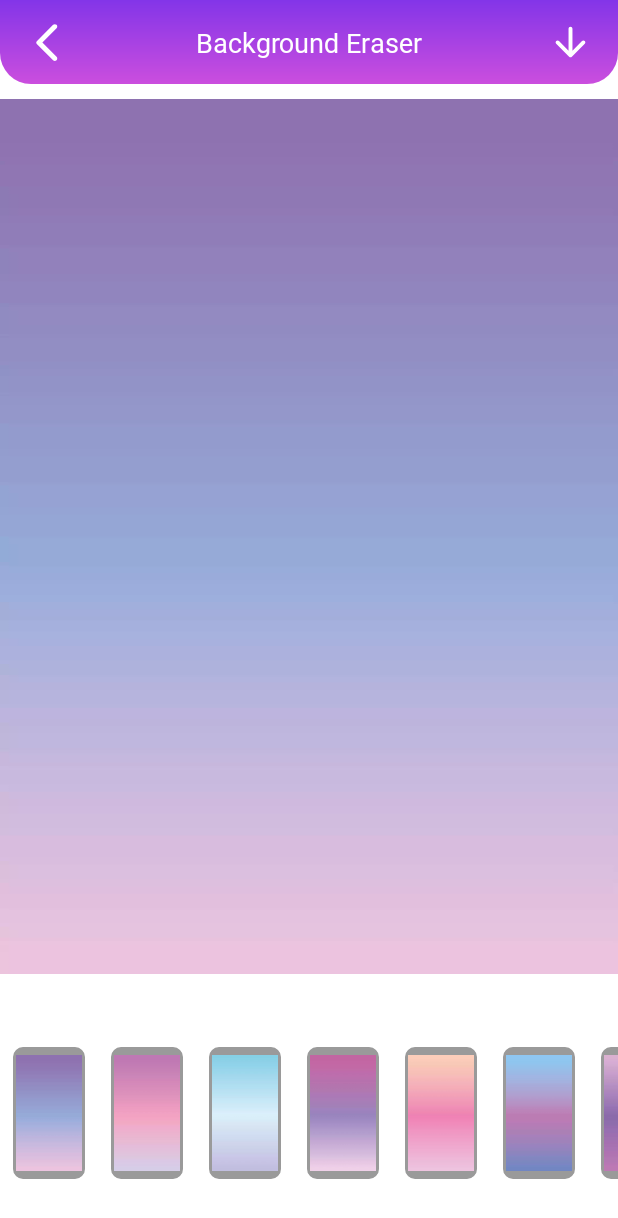
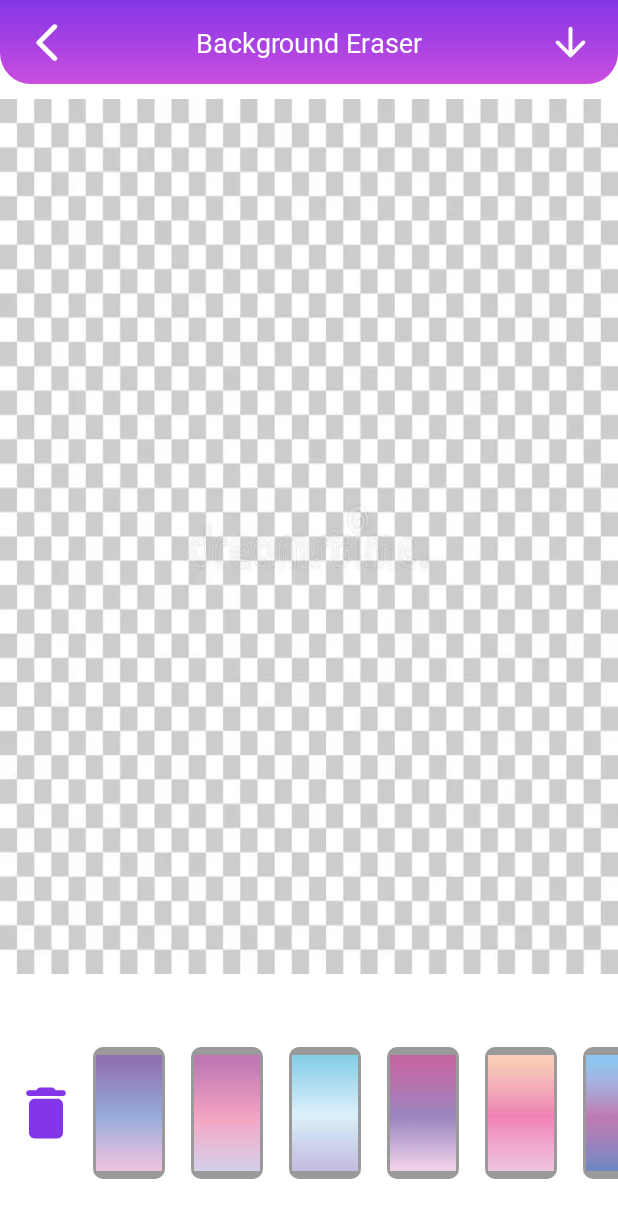
Before and after one commit to kiranmkr/BackgroundEraser, an Android app: the SecondScreen screen opened directly, with no data from a screen before it, on a phone screen of 412 x 824 dp. Shown: the top 1218 px of the screen. Run offline under Robolectric (Android 15) with nearby library versions, the phone set to English and light mode, and no system bars; our stand-ins replace sdp/ssp sizes; libraries missing offline, so code that uses them is left out: androidx.palette.graphics; pictures from the network do not load.

Commit message:
under_dev

```diff
--- a/app/src/main/java/com/background/eraserphotoeditor/ui/SecondScreen.java
+++ b/app/src/main/java/com/background/eraserphotoeditor/ui/SecondScreen.java
@@ -3,6 +3,7 @@ package com.background.eraserphotoeditor.ui;
 import androidx.appcompat.app.AppCompatActivity;
 import androidx.palette.graphics.Palette;
 import androidx.recyclerview.widget.RecyclerView;
+
 import android.annotation.SuppressLint;
 import android.graphics.Bitmap;
 import android.os.Bundle;
@@ -40,10 +41,13 @@ public class SecondScreen extends AppCompatActivity implements StickerClick {
     private RelativeLayout savingRoot;
     private ProgressBar progressBar;
 
+    private Boolean bgRemove = true;
+
     Handler workerHandler = new Handler(Looper.getMainLooper());
     ExecutorService executorService = Executors.newCachedThreadPool();
 
     Long mLastClickTime = 0L;
+
 
     @Override
     protected void onCreate(Bundle savedInstanceState) {
@@ -62,8 +66,10 @@ public class SecondScreen extends AppCompatActivity implements StickerClick {
         RecyclerView reBackGround = findViewById(R.id.re_back);
         ImageView btnDownload = findViewById(R.id.imageView4);
         savingRoot = findViewById(R.id.mContentRootView);
+        ImageView reMoveImage = findViewById(R.id.img_remove);
         progressBar = findViewById(R.id.crop_progress_bar);
         progressBar.setVisibility(View.GONE);
+
 
         setimg.setOnTouchListener((view, motionEvent) -> {
             Utils.viewTransformation(view, motionEvent);
@@ -89,7 +95,17 @@ public class SecondScreen extends AppCompatActivity implements StickerClick {
             saveUserData();
         });
 
-        updateBackImage();
+        reMoveImage.setOnClickListener(new View.OnClickListener() {
+            @Override
+            public void onClick(View v) {
+                bgRemove = true;
+                Glide.with(SecondScreen.this)
+                        .load(R.drawable.abc)
+                        .dontAnimate().into(setBackImg);
+            }
+        });
+
+        //updateBackImage();
 
     }
 
@@ -106,7 +122,11 @@ public class SecondScreen extends AppCompatActivity implements StickerClick {
             imageBitmap = null;
         }
 
-        imageBitmap = Utils.getLayoutBitmap(savingRoot);
+        if (bgRemove){
+            imageBitmap = Utils.getLayoutBitmap(setimg);
+        }else {
+            imageBitmap = Utils.getLayoutBitmap(savingRoot);
+        }
 
         if (imageBitmap != null) {
 
@@ -186,6 +206,8 @@ public class SecondScreen extends AppCompatActivity implements StickerClick {
     @Override
     public void setOnStickerClickListener(int position, boolean isShapeOrNot) {
 
+        bgRemove = false;
+
         String path = "file:///android_asset/bgScr/" + position + ".webp";
 
         Log.d("myShapePath", path);
--- a/app/src/main/java/com/background/eraserphotoeditor/utils/Utils.kt
+++ b/app/src/main/java/com/background/eraserphotoeditor/utils/Utils.kt
@@ -96,7 +96,7 @@ object Utils {
                 val imageUri: Uri? =
                     resolver.insert(MediaStore.Images.Media.EXTERNAL_CONTENT_URI, contentValues)
 
-                filePath = "/storage/emulated/0/DCIM/Background Eraser"
+                filePath = "/storage/emulated/0/DCIM/Background Eraser/$filename"
 
                 //Opening an outputStream with the Uri that we got
                 fos = imageUri?.let { resolver.openOutputStream(it) }
--- /dev/null
+++ b/app/src/main/res/drawable/ic_round_delete.xml
@@ -0,0 +1,9 @@
+<vector xmlns:android="http://schemas.android.com/apk/res/android"
+    android:width="24dp"
+    android:height="24dp"
+    android:viewportWidth="24"
+    android:viewportHeight="24">
+    <path
+        android:fillColor="#8335E8"
+        android:pathData="M6,19c0,1.1 0.9,2 2,2h8c1.1,0 2,-0.9 2,-2V9c0,-1.1 -0.9,-2 -2,-2H8c-1.1,0 -2,0.9 -2,2v10zM18,4h-2.5l-0.71,-0.71c-0.18,-0.18 -0.44,-0.29 -0.7,-0.29H9.91c-0.26,0 -0.52,0.11 -0.7,0.29L8.5,4H6c-0.55,0 -1,0.45 -1,1s0.45,1 1,1h12c0.55,0 1,-0.45 1,-1s-0.45,-1 -1,-1z" />
+</vector>
--- a/app/src/main/res/layout/activity_second_screen.xml
+++ b/app/src/main/res/layout/activity_second_screen.xml
@@ -121,14 +121,25 @@
 
     <androidx.recyclerview.widget.RecyclerView
         android:id="@+id/re_back"
-        android:layout_width="match_parent"
+        android:layout_width="0dp"
         android:layout_height="wrap_content"
         android:orientation="horizontal"
         app:layoutManager="androidx.recyclerview.widget.LinearLayoutManager"
         app:layout_constraintBottom_toBottomOf="parent"
         app:layout_constraintEnd_toEndOf="parent"
-        app:layout_constraintStart_toStartOf="parent"
+        app:layout_constraintStart_toEndOf="@+id/img_remove"
         app:layout_constraintTop_toTopOf="@+id/guideline4"
         tools:listitem="@layout/layer_item" />
 
+    <ImageView
+        android:id="@+id/img_remove"
+        android:layout_width="@dimen/_35sdp"
+        android:layout_height="@dimen/_35sdp"
+        android:layout_marginStart="8dp"
+        android:contentDescription="@string/images"
+        app:layout_constraintBottom_toBottomOf="@+id/re_back"
+        app:layout_constraintStart_toStartOf="parent"
+        app:layout_constraintTop_toTopOf="@+id/re_back"
+        app:srcCompat="@drawable/ic_round_delete" />
+
 </androidx.constraintlayout.widget.ConstraintLayout>
```
